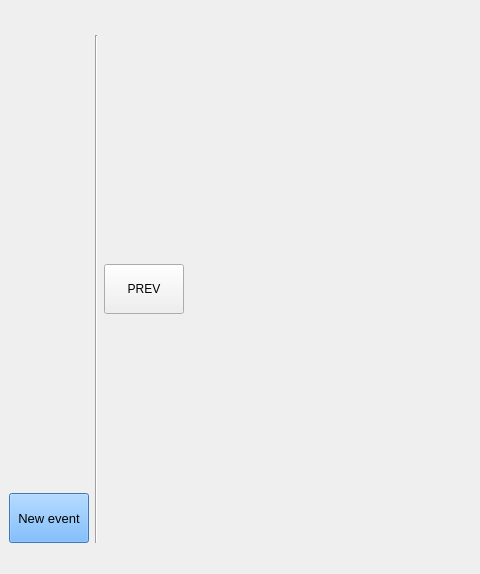
Above: GUI/Autogenerated/AGMainW.ui from Klaudia-24/Harmonogram before the change; both pictures show x 0 to 480 and y 0 to 574 of the 1219 by 574 pixel window. Below: the same form after it.
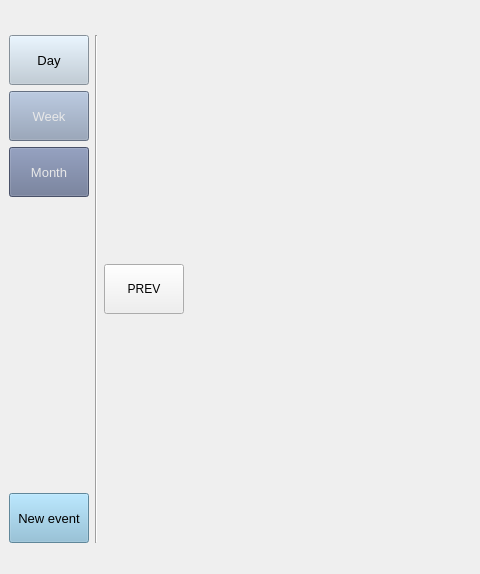
That is the form after the change.

Commit message: Changes for day calendar.

Patch:
```diff
--- a/GUI/Autogenerated/AGMainW.ui
+++ b/GUI/Autogenerated/AGMainW.ui
@@ -134,9 +134,95 @@
        </layout>
       </item>
       <item row="1" column="0">
-       <layout class="QVBoxLayout" name="sideBarVerticalLayout">
-        <item>
-         <spacer name="sideBarVerticalSpacer">
+       <layout class="QGridLayout" name="navigationGridLayout" rowstretch="0,0,0,0,0,0">
+        <item row="0" column="0">
+         <widget class="QPushButton" name="dayCalendarButton">
+          <property name="minimumSize">
+           <size>
+            <width>0</width>
+            <height>50</height>
+           </size>
+          </property>
+          <property name="font">
+           <font>
+            <pointsize>10</pointsize>
+           </font>
+          </property>
+          <property name="styleSheet">
+           <string notr="true">background-color: rgb(188, 202, 214);</string>
+          </property>
+          <property name="text">
+           <string>Day</string>
+          </property>
+         </widget>
+        </item>
+        <item row="4" column="0">
+         <widget class="QPushButton" name="newEventButton">
+          <property name="minimumSize">
+           <size>
+            <width>0</width>
+            <height>50</height>
+           </size>
+          </property>
+          <property name="font">
+           <font>
+            <pointsize>10</pointsize>
+           </font>
+          </property>
+          <property name="styleSheet">
+           <string notr="true">background-color: rgb(135, 189, 216);</string>
+          </property>
+          <property name="text">
+           <string>New event</string>
+          </property>
+         </widget>
+        </item>
+        <item row="1" column="0">
+         <widget class="QPushButton" name="weekCalendarButton">
+          <property name="minimumSize">
+           <size>
+            <width>0</width>
+            <height>50</height>
+           </size>
+          </property>
+          <property name="font">
+           <font>
+            <pointsize>10</pointsize>
+           </font>
+          </property>
+          <property name="styleSheet">
+           <string notr="true">background-color: rgb(141, 157, 182);
+color: rgb(232,232,232);</string>
+          </property>
+          <property name="text">
+           <string>Week</string>
+          </property>
+         </widget>
+        </item>
+        <item row="2" column="0">
+         <widget class="QPushButton" name="monthCalendarButton">
+          <property name="minimumSize">
+           <size>
+            <width>0</width>
+            <height>50</height>
+           </size>
+          </property>
+          <property name="font">
+           <font>
+            <pointsize>10</pointsize>
+           </font>
+          </property>
+          <property name="styleSheet">
+           <string notr="true">background-color: rgb(102, 114, 146);
+color: rgb(232,232,232)</string>
+          </property>
+          <property name="text">
+           <string>Month</string>
+          </property>
+         </widget>
+        </item>
+        <item row="3" column="0">
+         <spacer name="verticalSpacer">
           <property name="orientation">
            <enum>Qt::Vertical</enum>
           </property>
@@ -148,27 +234,6 @@
           </property>
          </spacer>
         </item>
-        <item>
-         <widget class="QPushButton" name="newEventButton">
-          <property name="minimumSize">
-           <size>
-            <width>0</width>
-            <height>50</height>
-           </size>
-          </property>
-          <property name="font">
-           <font>
-            <pointsize>10</pointsize>
-           </font>
-          </property>
-          <property name="styleSheet">
-           <string notr="true">background-color: rgb(85, 170, 255);</string>
-          </property>
-          <property name="text">
-           <string>New event</string>
-          </property>
-         </widget>
-        </item>
        </layout>
       </item>
       <item row="1" column="1">
```
The commit also changes 3 other files.
